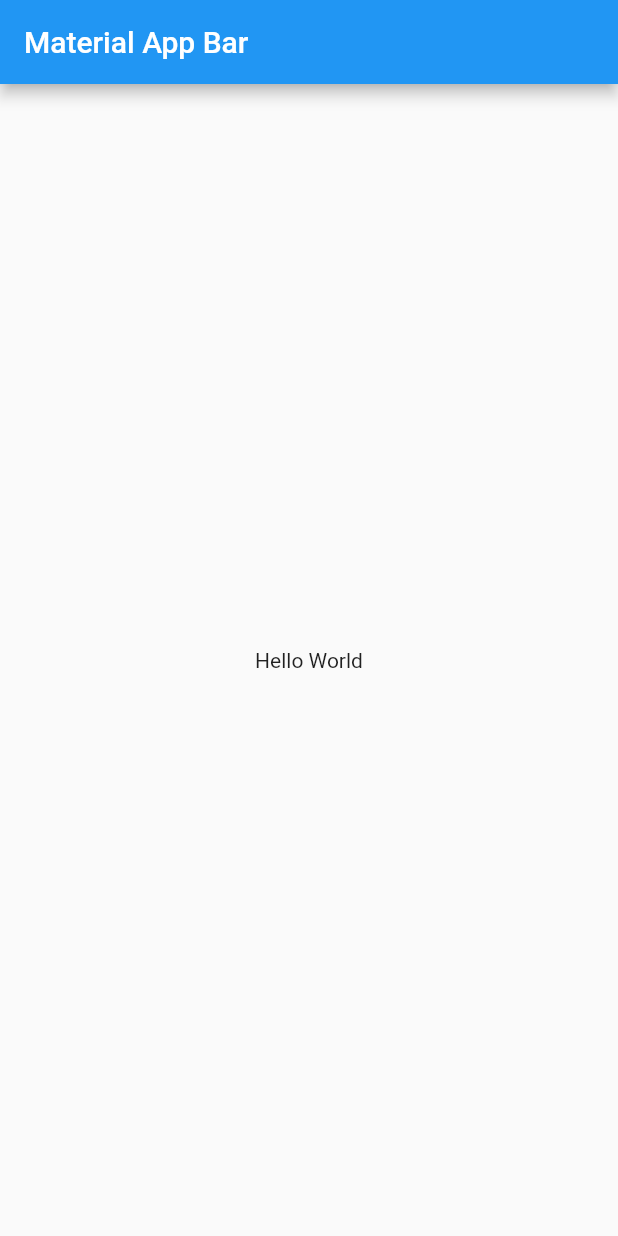
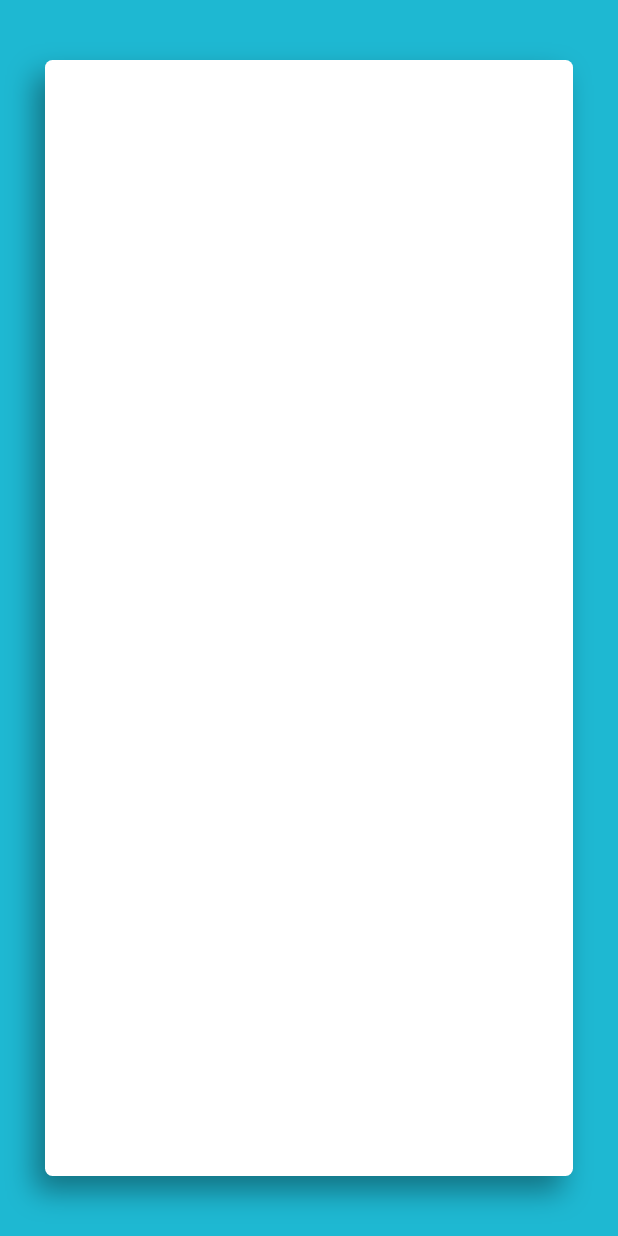
Before and after one commit to AleMancilla/Portafolio, a Flutter app: the screen it shows after launch, on a phone screen of 412 x 824 dp. Run offline on Flutter 3.47's test engine with Material 2 defaults, Android fonts, the phone set to English and light mode, and no system bars.

Commit message:
cuerpo base

```diff
--- /dev/null
+++ b/lib/Pages/BoddyPage.dart
@@ -0,0 +1,10 @@
+import 'package:flutter/material.dart';
+
+class BoddyPage extends StatelessWidget {
+  @override
+  Widget build(BuildContext context) {
+    return Container(
+      color: Colors.green,
+    );
+  }
+}
--- /dev/null
+++ b/lib/Pages/LandingPage.dart
@@ -0,0 +1,36 @@
+import 'package:flutter/material.dart';
+import 'package:portafolio/Pages/BoddyPage.dart';
+import 'package:portafolio/Pages/LeftBanner.dart';
+import 'package:portafolio/Utils/UtilsDesign.dart';
+
+class LandingPage extends StatelessWidget {
+  @override
+  Widget build(BuildContext context) {
+    Size size = MediaQuery.of(context).size;
+    return Scaffold(
+      backgroundColor: backGroundBoddyColor,
+      body: Container(
+        decoration: BoxDecoration(boxShadow: [
+          BoxShadow(
+              blurRadius: 15, color: Colors.black38, offset: Offset(-7, 10))
+        ]),
+        margin: (size.width < 950)
+            ? EdgeInsets.symmetric(horizontal: 30, vertical: 40)
+            : EdgeInsets.symmetric(horizontal: 150, vertical: 80),
+        child: Row(
+          children: [
+            Expanded(
+              flex: 2,
+              child: LeftBanner(),
+            ),
+            if (size.width > 950)
+              Expanded(
+                flex: 5,
+                child: BoddyPage(),
+              ),
+          ],
+        ),
+      ),
+    );
+  }
+}
--- /dev/null
+++ b/lib/Pages/LeftBanner.dart
@@ -0,0 +1,13 @@
+import 'package:flutter/material.dart';
+
+class LeftBanner extends StatelessWidget {
+  @override
+  Widget build(BuildContext context) {
+    return Container(
+      decoration: BoxDecoration(
+        color: Colors.white,
+        borderRadius: BorderRadius.circular(5),
+      ),
+    );
+  }
+}
--- /dev/null
+++ b/lib/Utils/UtilsDesign.dart
@@ -0,0 +1,3 @@
+import 'package:flutter/material.dart';
+
+const Color backGroundBoddyColor = Color.fromRGBO(30, 184, 210, 1.0);
--- a/lib/main.dart
+++ b/lib/main.dart
@@ -1,4 +1,5 @@
 import 'package:flutter/material.dart';
+import 'package:portafolio/Pages/LandingPage.dart';
 
 void main() => runApp(MyApp());
 
@@ -7,16 +8,7 @@ class MyApp extends StatelessWidget {
   Widget build(BuildContext context) {
     return MaterialApp(
       title: 'Material App',
-      home: Scaffold(
-        appBar: AppBar(
-          title: Text('Material App Bar'),
-        ),
-        body: Center(
-          child: Container(
-            child: Text('Hello World'),
-          ),
-        ),
-      ),
+      home: LandingPage(),
     );
   }
 }
--- a/pubspec.yaml
+++ b/pubspec.yaml
@@ -45,8 +45,8 @@ flutter:
   uses-material-design: true
 
   # To add assets to your application, add an assets section, like this:
-  # assets:
-  #   - images/a_dot_burr.jpeg
+  assets:
+    - assets/images/
   #   - images/a_dot_ham.jpeg
 
   # An image asset can refer to one or more resolution-specific "variants", see
```
Also changed, not shown: assets/images/perfilBackground.png (added), assets/images/perfilCircle.png (added), assets/images/perfilGrey.png (added).
